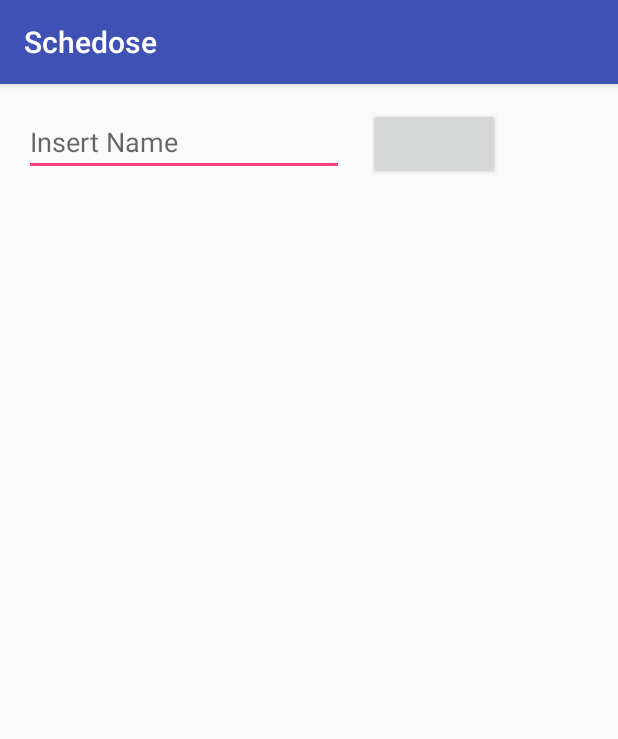
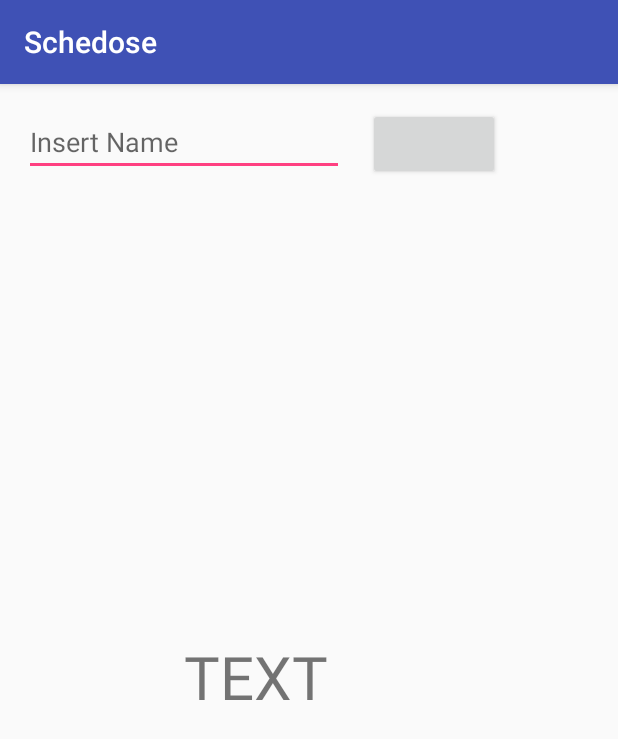
Before and after one commit to Schedose/Schedose, an Android app: the screen it shows after launch (MainActivity), on a phone screen of 412 x 824 dp. Shown: the top 739 px of the screen. Run offline under Robolectric (Android 15) with nearby library versions, the phone set to English and light mode, and no system bars.

Commit message:
Added print text, but not working

```diff
--- a/app/src/main/java/com/nerds/neds/schedose/MainActivity.java
+++ b/app/src/main/java/com/nerds/neds/schedose/MainActivity.java
@@ -2,8 +2,10 @@ package com.nerds.neds.schedose;
 
 import android.os.Bundle;
 import android.support.v7.app.AppCompatActivity;
+import android.view.View;
 import android.widget.Button;
 import android.widget.EditText;
+import android.widget.TextView;
 
 public class MainActivity extends AppCompatActivity {
 
@@ -12,9 +14,19 @@ public class MainActivity extends AppCompatActivity {
         super.onCreate(savedInstanceState);
         setContentView(R.layout.activity_main);
 
-        EditText text = (EditText) findViewById(R.id.TextBox);
+
         Button pressbutton = (Button) findViewById(R.id.pressthistodie);
+
         //Ned is a chumbis
+        pressbutton.setOnClickListener(new View.OnClickListener() {
+            @Override
+            public void onClick(View v) {
+                EditText text = (EditText) findViewById(R.id.TextBox);
+                TextView result=(TextView) findViewById(R.id.textView2);
+                String number=pressbutton.getText().toString();
+                result.setText(number+"");
+            }
+        });
     }
 
 
--- a/app/src/main/res/layout/activity_main.xml
+++ b/app/src/main/res/layout/activity_main.xml
@@ -30,4 +30,19 @@
         app:layout_constraintStart_toStartOf="parent"
         app:layout_constraintTop_toTopOf="parent" />
 
+    <TextView
+        android:id="@+id/textView2"
+        android:layout_width="167dp"
+        android:layout_height="93dp"
+        android:layout_marginBottom="8dp"
+        android:layout_marginEnd="8dp"
+        android:layout_marginStart="8dp"
+        android:layout_marginTop="8dp"
+        android:text="TEXT"
+        android:textSize="40sp"
+        app:layout_constraintBottom_toBottomOf="parent"
+        app:layout_constraintEnd_toEndOf="parent"
+        app:layout_constraintStart_toStartOf="parent"
+        app:layout_constraintTop_toBottomOf="@+id/TextBox" />
+
 </android.support.constraint.ConstraintLayout>
```
